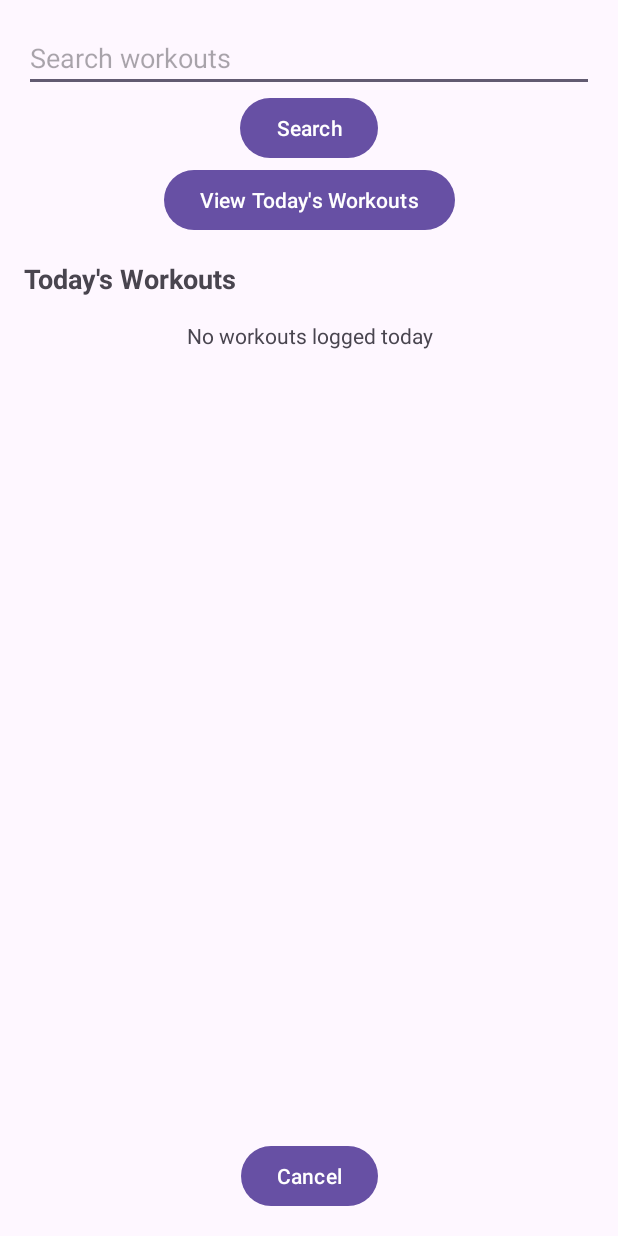
After one commit to NordicNormad/GymRoyale, an Android app: the fragment TodayWorkoutsFragment placed in its activity, on a phone screen of 412 x 824 dp. The commit adds this screen. Run offline under Robolectric (Android 15) with nearby library versions, the phone set to English and light mode, and no system bars.

Commit message:
implemented workout searching, logging, and deletion activity.

```diff
--- a/app/src/main/AndroidManifest.xml
+++ b/app/src/main/AndroidManifest.xml
@@ -1,6 +1,7 @@
 <?xml version="1.0" encoding="utf-8"?>
 <manifest xmlns:android="http://schemas.android.com/apk/res/android"
     xmlns:tools="http://schemas.android.com/tools">
+    <uses-permission android:name="android.permission.WRITE_EXTERNAL_STORAGE"/>
 
     <application
         android:allowBackup="true"
--- a/app/src/main/java/com/cs407/gymroyale/SearchWorkout.kt
+++ b/app/src/main/java/com/cs407/gymroyale/SearchWorkout.kt
@@ -1,11 +1,10 @@
 package com.cs407.gymroyale
 
-import android.app.Activity
-import android.content.Intent
 import android.os.Bundle
 import android.widget.ArrayAdapter
 import android.widget.AutoCompleteTextView
 import android.widget.Button
+import android.widget.Toast
 import androidx.appcompat.app.AppCompatActivity
 import androidx.lifecycle.lifecycleScope
 import kotlinx.coroutines.Dispatchers
@@ -18,15 +17,22 @@ class SearchWorkout : AppCompatActivity() {
 
     private lateinit var searchView: AutoCompleteTextView
     private lateinit var buttonSearch: Button
+    private lateinit var buttonViewToday: Button
+    private lateinit var buttonCancel: Button
     private lateinit var adapter: ArrayAdapter<String>
     private lateinit var workoutList: List<String>
+    private lateinit var csvManager: WorkoutLogCSVManager
 
     override fun onCreate(savedInstanceState: Bundle?) {
         super.onCreate(savedInstanceState)
         setContentView(R.layout.fragment_search_workout)
 
+        csvManager = WorkoutLogCSVManager(this)
+
         searchView = findViewById(R.id.searchView)
         buttonSearch = findViewById(R.id.buttonSearch)
+        buttonViewToday = findViewById(R.id.buttonViewToday)
+        buttonCancel = findViewById(R.id.buttonCancel)
 
         // Load workout data from the CSV file
         lifecycleScope.launch {
@@ -38,6 +44,23 @@ class SearchWorkout : AppCompatActivity() {
             val query = searchView.text.toString()
             selectWorkout(query)
         }
+
+        buttonViewToday.setOnClickListener {
+            showTodayWorkouts()
+        }
+
+        // Handle Cancel button click to finish the activity
+        buttonCancel.setOnClickListener {
+            finish()  // Closes the current activity and returns to the parent
+        }
+    }
+
+    private fun showTodayWorkouts() {
+        val todayFragment = TodayWorkoutsFragment()
+        supportFragmentManager.beginTransaction()
+            .replace(R.id.fragmentContainer, todayFragment)
+            .addToBackStack(null)
+            .commit()
     }
 
     private suspend fun readWorkoutsFromCsv(): List<String> {
@@ -69,14 +92,16 @@ class SearchWorkout : AppCompatActivity() {
         val filteredWorkouts = workoutList.filter { it.contains(query, ignoreCase = true) }
 
         if (filteredWorkouts.isNotEmpty()) {
-            // Return the selected workout to the calling fragment
-            val intent = Intent()
-            intent.putExtra(WorkoutStorageFragment.RESULT_WORKOUT, filteredWorkouts[0])
-            setResult(Activity.RESULT_OK, intent)
-            finish()
+            val workoutName = filteredWorkouts[0]
+
+            // Navigate to WorkoutLogFragment
+            val fragment = WorkoutLogFragment.newInstance(workoutName)
+            supportFragmentManager.beginTransaction()
+                .replace(R.id.fragmentContainer, fragment)
+                .addToBackStack(null)
+                .commit()
         } else {
-            setResult(Activity.RESULT_CANCELED)
-            finish()
+            Toast.makeText(applicationContext, "No workouts found", Toast.LENGTH_SHORT).show()
         }
     }
 }
--- /dev/null
+++ b/app/src/main/java/com/cs407/gymroyale/TodayWorkoutsFragment.kt
@@ -0,0 +1,82 @@
+package com.cs407.gymroyale
+
+import android.os.Bundle
+import android.view.LayoutInflater
+import android.view.View
+import android.view.ViewGroup
+import android.widget.ArrayAdapter
+import android.widget.ListView
+import android.widget.TextView
+import androidx.fragment.app.Fragment
+import java.text.SimpleDateFormat
+import java.util.Date
+import java.util.Locale
+
+class TodayWorkoutsFragment : Fragment() {
+
+    private lateinit var listViewTodayWorkouts: ListView
+    private lateinit var textViewNoWorkouts: TextView
+    private lateinit var csvManager: WorkoutLogCSVManager
+    private lateinit var todayWorkoutAdapter: ArrayAdapter<String>
+    private val todayWorkouts = mutableListOf<String>()
+
+    override fun onCreateView(
+        inflater: LayoutInflater,
+        container: ViewGroup?,
+        savedInstanceState: Bundle?
+    ): View? {
+        val view = inflater.inflate(R.layout.fragment_today_workouts, container, false)
+
+        listViewTodayWorkouts = view.findViewById(R.id.listViewTodayWorkouts)
+        textViewNoWorkouts = view.findViewById(R.id.textViewNoWorkouts)
+
+        csvManager = WorkoutLogCSVManager(requireContext())
+
+        todayWorkoutAdapter = ArrayAdapter(
+            requireContext(),
+            android.R.layout.simple_list_item_1,
+            todayWorkouts
+        )
+        listViewTodayWorkouts.adapter = todayWorkoutAdapter
+
+        loadTodayWorkouts()
+
+        return view
+    }
+
+    private fun loadTodayWorkouts() {
+        val today = SimpleDateFormat("yyyy-MM-dd", Locale.getDefault()).format(Date())
+        val logs = csvManager.readWorkoutLogs()
+            .filter { it.date == today }
+            .sortedWith(compareBy({ it.workoutName }, { it.id }))
+
+        todayWorkouts.clear()
+
+        // Group logs by workout name
+        val groupedLogs = logs.groupBy { it.workoutName }
+
+        groupedLogs.forEach { (workoutName, workoutLogs) ->
+            // Add workout name as a header
+            todayWorkouts.add("--- $workoutName ---")
+
+            // Add individual logs for this workout
+            workoutLogs.forEach { log ->
+                todayWorkouts.add("${log.weight} lbs --- ${log.reps} reps")
+            }
+
+            // Add a blank line between different workouts
+            todayWorkouts.add("")
+        }
+
+        todayWorkoutAdapter.notifyDataSetChanged()
+
+        // Show/hide no workouts message
+        if (todayWorkouts.isEmpty()) {
+            textViewNoWorkouts.visibility = View.VISIBLE
+            listViewTodayWorkouts.visibility = View.GONE
+        } else {
+            textViewNoWorkouts.visibility = View.GONE
+            listViewTodayWorkouts.visibility = View.VISIBLE
+        }
+    }
+}
--- /dev/null
+++ b/app/src/main/java/com/cs407/gymroyale/WorkoutLogCSVManager.kt
@@ -0,0 +1,124 @@
+package com.cs407.gymroyale
+
+import android.content.Context
+import android.util.Log
+import java.io.File
+import java.io.FileWriter
+import java.io.BufferedReader
+import java.io.InputStreamReader
+import java.io.IOException
+
+class WorkoutLogCSVManager(private val context: Context) {
+
+    private val fileName = "workout_logs.csv"
+    private val TAG = "WorkoutLogCSVManager"
+
+    private fun getWorkoutLogsFile(): File {
+        val internalFile = File(context.filesDir, fileName)
+
+        Log.d(TAG, "Internal file path: ${internalFile.absolutePath}")
+
+        try {
+            // Check if internal file exists
+            if (!internalFile.exists()) {
+                Log.d(TAG, "Internal file does not exist. Attempting to create.")
+
+                // Try to copy from raw resource
+                try {
+                    val inputStream = context.resources.openRawResource(R.raw.workout_logs)
+                    internalFile.createNewFile()
+                    internalFile.outputStream().use { fileOut ->
+                        inputStream.copyTo(fileOut)
+                    }
+                    Log.d(TAG, "Successfully copied workout_logs from raw resource")
+                } catch (e: Exception) {
+                    Log.e(TAG, "Error copying from raw resource", e)
+                    // If raw resource doesn't exist, create a new file with headers
+                    internalFile.createNewFile()
+                    internalFile.writeText("ID,Workout Name,Weight,Reps,Date\n")
+                    Log.d(TAG, "Created new file with default headers")
+                }
+            }
+        } catch (e: IOException) {
+            Log.e(TAG, "Error creating internal file", e)
+        }
+
+        return internalFile
+    }
+
+    fun addWorkoutLog(workoutLog: WorkoutLog) {
+        try {
+            val file = getWorkoutLogsFile()
+            Log.d(TAG, "Adding log: ${workoutLog}")
+
+            FileWriter(file, true).use { writer ->
+                val logEntry = "${workoutLog.id},${workoutLog.workoutName},${workoutLog.weight},${workoutLog.reps},${workoutLog.date}\n"
+                writer.append(logEntry)
+                Log.d(TAG, "Log entry written: $logEntry")
+            }
+        } catch (e: Exception) {
+            Log.e(TAG, "Error adding workout log", e)
+        }
+    }
+
+    fun readWorkoutLogs(workoutName: String? = null): List<WorkoutLog> {
+        try {
+            val file = getWorkoutLogsFile()
+            Log.d(TAG, "Reading logs. Workout name filter: $workoutName")
+
+            return BufferedReader(InputStreamReader(file.inputStream())).use { reader ->
+                val logs = reader.readLines()
+                    .drop(1) // Skip header
+                    .mapNotNull { line ->
+                        try {
+                            val parts = line.split(",")
+                            WorkoutLog(
+                                id = parts[0].toInt(),
+                                workoutName = parts[1],
+                                weight = parts[2].toDouble(),
+                                reps = parts[3].toInt(),
+                                date = parts[4]
+                            )
+                        } catch (e: Exception) {
+                            Log.e(TAG, "Error parsing log line: $line", e)
+                            null
+                        }
+                    }
+                    .let { logs ->
+                        // Filter by workout name if provided
+                        if (workoutName != null) {
+                            logs.filter { it.workoutName == workoutName }
+                        } else {
+                            logs
+                        }
+                    }
+
+                Log.d(TAG, "Read ${logs.size} logs")
+                logs
+            }
+        } catch (e: Exception) {
+            Log.e(TAG, "Error reading workout logs", e)
+            return emptyList()
+        }
+    }
+
+    fun deleteWorkoutLog(workoutName: String, date: String, id: Int) {
+        try {
+            val file = getWorkoutLogsFile()
+
+            val logs = readWorkoutLogs()
+                .filter { !(it.workoutName == workoutName && it.date == date && it.id == id) }
+
+            // Rewrite file with remaining logs
+            FileWriter(file).use { writer ->
+                writer.write("ID,Workout Name,Weight,Reps,Date\n")
+                logs.forEach { log ->
+                    writer.append("${log.id},${log.workoutName},${log.weight},${log.reps},${log.date}\n")
+                }
+            }
+        } catch (e: Exception) {
+            Log.e(TAG, "Error deleting workout log", e)
+        }
+    }
+
+}
--- a/app/src/main/res/layout/fragment_search_workout.xml
+++ b/app/src/main/res/layout/fragment_search_workout.xml
@@ -1,10 +1,11 @@
 <?xml version="1.0" encoding="utf-8"?>
-<androidx.constraintlayout.widget.ConstraintLayout xmlns:android="http://schemas.android.com/apk/res/android"
+<androidx.constraintlayout.widget.ConstraintLayout
+    xmlns:android="http://schemas.android.com/apk/res/android"
     xmlns:app="http://schemas.android.com/apk/res-auto"
     xmlns:tools="http://schemas.android.com/tools"
     android:layout_width="match_parent"
     android:layout_height="match_parent"
-    tools:context=".SearchWorkoutFragment">
+    tools:context=".SearchWorkout">
 
     <AutoCompleteTextView
         android:id="@+id/searchView"
@@ -23,9 +24,38 @@
         android:layout_width="wrap_content"
         android:layout_height="wrap_content"
         android:text="Search"
-        app:layout_constraintTop_toBottomOf="@+id/searchView"
+        app:layout_constraintTop_toBottomOf="@id/searchView"
+        app:layout_constraintStart_toStartOf="parent"
+        app:layout_constraintEnd_toEndOf="parent"/>
+
+    <Button
+        android:id="@+id/buttonViewToday"
+        android:layout_width="wrap_content"
+        android:layout_height="wrap_content"
+        android:text="View Today's Workouts"
+        app:layout_constraintTop_toBottomOf="@id/buttonSearch"
+        app:layout_constraintStart_toStartOf="parent"
+        app:layout_constraintEnd_toEndOf="parent"/>
+
+    <FrameLayout
+        android:id="@+id/fragmentContainer"
+        android:layout_width="match_parent"
+        android:layout_height="0dp"
+        app:layout_constraintTop_toBottomOf="@id/buttonViewToday"
         app:layout_constraintStart_toStartOf="parent"
         app:layout_constraintEnd_toEndOf="parent"
         app:layout_constraintBottom_toBottomOf="parent"/>
 
+    <Button
+        android:id="@+id/buttonCancel"
+        android:layout_width="wrap_content"
+        android:layout_height="wrap_content"
+        android:text="Cancel"
+        android:layout_margin="16dp"
+        app:layout_constraintStart_toStartOf="parent"
+        app:layout_constraintEnd_toEndOf="parent"
+        app:layout_constraintBottom_toBottomOf="parent"
+        />
+
+
 </androidx.constraintlayout.widget.ConstraintLayout>
--- /dev/null
+++ b/app/src/main/res/layout/fragment_today_workouts.xml
@@ -0,0 +1,29 @@
+<?xml version="1.0" encoding="utf-8"?>
+<LinearLayout xmlns:android="http://schemas.android.com/apk/res/android"
+    android:layout_width="match_parent"
+    android:layout_height="match_parent"
+    android:orientation="vertical"
+    android:padding="16dp">
+
+    <TextView
+        android:layout_width="match_parent"
+        android:layout_height="wrap_content"
+        android:text="Today's Workouts"
+        android:textSize="18sp"
+        android:textStyle="bold"
+        android:layout_marginBottom="16dp"/>
+
+    <TextView
+        android:id="@+id/textViewNoWorkouts"
+        android:layout_width="match_parent"
+        android:layout_height="wrap_content"
+        android:text="No workouts logged today"
+        android:textAlignment="center"
+        android:visibility="gone"/>
+
+    <ListView
+        android:id="@+id/listViewTodayWorkouts"
+        android:layout_width="match_parent"
+        android:layout_height="match_parent"/>
+
+</LinearLayout>
--- /dev/null
+++ b/app/src/main/res/raw/workout_logs.csv
@@ -0,0 +1 @@
+ID,Workout Name,Weight,Reps,Date
```
Also changed, not shown: app/src/main/java/com/cs407/gymroyale/LandingPage.kt (+7 -4 lines), app/src/main/java/com/cs407/gymroyale/WorkoutLog.kt (added, +13 -0 lines), app/src/main/java/com/cs407/gymroyale/WorkoutLogFragment.kt (added, +125 -0 lines), app/src/main/java/com/cs407/gymroyale/WorkoutStorageFragment.kt (deleted, +0 -112 lines), app/src/main/res/layout/fragment_workout_log.xml (added, +43 -0 lines), app/src/main/res/layout/fragment_workout_storage.xml (+7 -7 lines).
